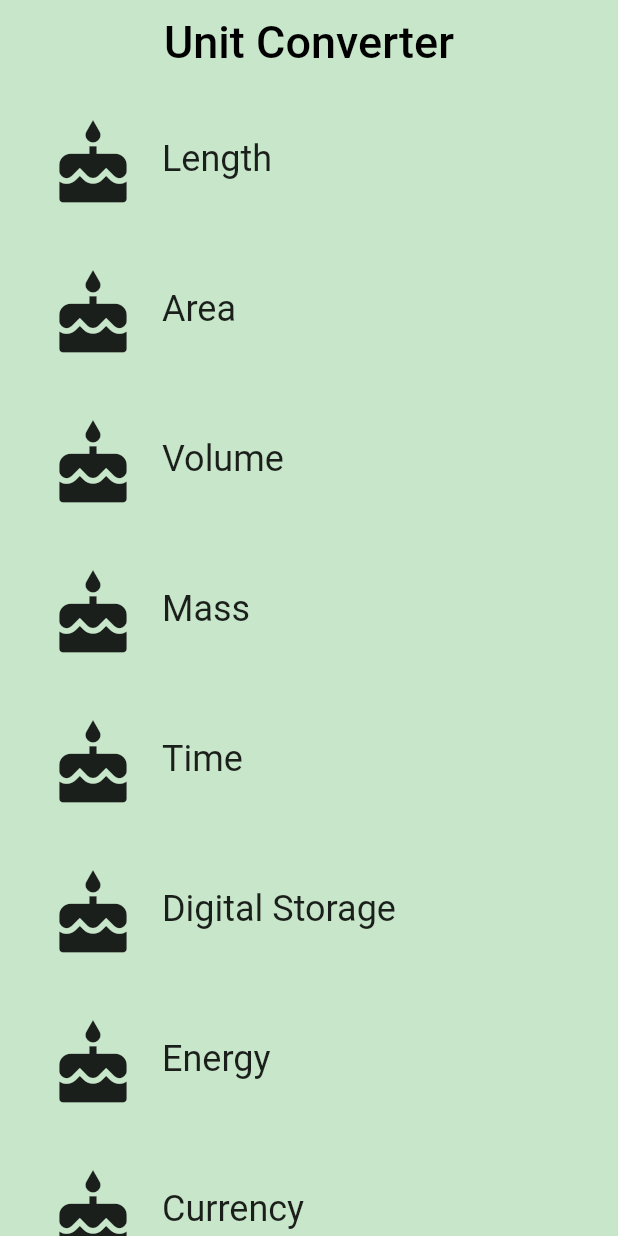
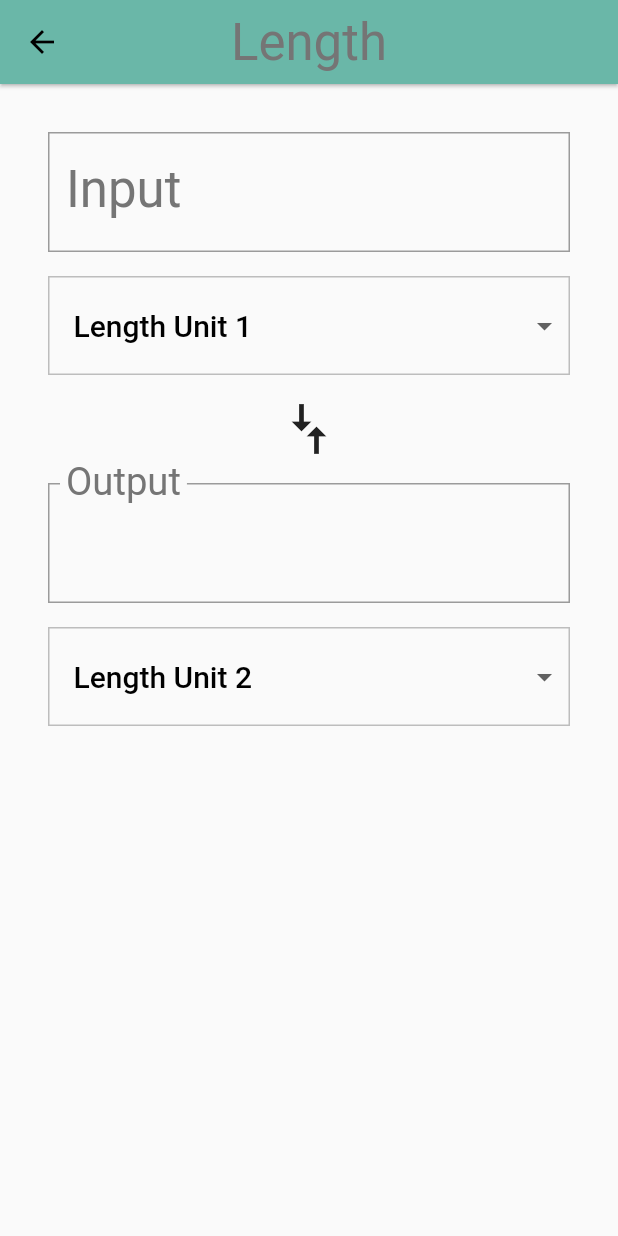
Before and after one commit to pmcarlos/unit_converter_flutter, a Flutter app: the screen it shows after launch, after a tap on "Length", on a phone screen of 412 x 824 dp. Run offline on Flutter 3.47's test engine with Material 2 defaults, Android fonts, the phone set to English and light mode, and no system bars.

Commit message:
Added covnersion input and output

```diff
--- a/lib/category.dart
+++ b/lib/category.dart
@@ -1,5 +1,8 @@
 import 'package:flutter/material.dart';
 import 'package:meta/meta.dart';
+
+import 'package:unit_converter_app/converter_screen.dart';
+import 'package:unit_converter_app/unit.dart';
 
 final _rowHeight = 100.0;
 final _borderRadius = BorderRadius.circular(_rowHeight / 2);
@@ -8,16 +11,39 @@ class Category extends StatelessWidget {
   final String name;
   final ColorSwatch color;
   final IconData iconLocation;
+  final List<Unit> units;
 
   const Category(
       {Key key,
       @required this.name,
       @required this.color,
-      @required this.iconLocation})
+      @required this.iconLocation,
+      @required this.units})
       : assert(name != null),
         assert(color != null),
         assert(iconLocation != null),
+        assert(units != null),
         super(key: key);
+
+  void _navigateToConverter(BuildContext context) {
+    print('$color, $name, $units');
+    Navigator.of(context)
+        .push(MaterialPageRoute<Null>(builder: (BuildContext context) {
+      return Scaffold(
+        appBar: AppBar(
+          elevation: 1.0,
+          title: Text(
+            name,
+            style: Theme.of(context).textTheme.display1,
+          ),
+          centerTitle: true,
+          backgroundColor: color,
+        ),
+        body: ConverterScreen(color: color, name: name, units: units),
+        resizeToAvoidBottomPadding: true,
+      );
+    }));
+  }
 
   @override
   Widget build(BuildContext context) {
@@ -27,11 +53,9 @@ class Category extends StatelessWidget {
         height: _rowHeight,
         child: InkWell(
           borderRadius: _borderRadius,
-          highlightColor: color,
-          splashColor: color,
-          onTap: () {
-            print('I was tapped');
-          },
+          highlightColor: color['highlight'],
+          splashColor: color['splash'],
+          onTap: () => _navigateToConverter(context),
           child: Padding(
             padding: EdgeInsets.all(8.0),
             child: Row(
--- a/lib/category_screen.dart
+++ b/lib/category_screen.dart
@@ -1,10 +1,20 @@
 import 'package:flutter/material.dart';
 import 'package:unit_converter_app/category.dart';
+import 'package:unit_converter_app/unit.dart';
 
 final _backgroundColor = Colors.green[100];
 
-class CategoryScreen extends StatelessWidget {
+class CategoryScreen extends StatefulWidget {
   const CategoryScreen();
+
+  @override
+  State<StatefulWidget> createState() {
+    return _CategoryScreenState();
+  }
+}
+
+class _CategoryScreenState extends State<CategoryScreen> {
+  final _categories = <Category>[];
 
   static const _categoryNames = <String>[
     'Length',
@@ -17,43 +27,75 @@ class CategoryScreen extends StatelessWidget {
     'Currency',
   ];
 
-  static const _baseColors = <Color>[
-    Colors.teal,
-    Colors.orange,
-    Colors.pinkAccent,
-    Colors.blueAccent,
-    Colors.yellow,
-    Colors.greenAccent,
-    Colors.purpleAccent,
-    Colors.red,
+  static const _baseColors = <ColorSwatch>[
+    ColorSwatch(0xFF6AB7A8, {
+      'highlight': Color(0xFF6AB7A8),
+      'splash': Color(0xFF0ABC9B),
+    }),
+    ColorSwatch(0xFFFFD28E, {
+      'highlight': Color(0xFFFFD28E),
+      'splash': Color(0xFFFFA41C),
+    }),
+    ColorSwatch(0xFFFFB7DE, {
+      'highlight': Color(0xFFFFB7DE),
+      'splash': Color(0xFFF94CBF),
+    }),
+    ColorSwatch(0xFF8899A8, {
+      'highlight': Color(0xFF8899A8),
+      'splash': Color(0xFFA9CAE8),
+    }),
+    ColorSwatch(0xFFEAD37E, {
+      'highlight': Color(0xFFEAD37E),
+      'splash': Color(0xFFFFE070),
+    }),
+    ColorSwatch(0xFF81A56F, {
+      'highlight': Color(0xFF81A56F),
+      'splash': Color(0xFF7CC159),
+    }),
+    ColorSwatch(0xFFD7C0E2, {
+      'highlight': Color(0xFFD7C0E2),
+      'splash': Color(0xFFCA90E5),
+    }),
+    ColorSwatch(0xFFCE9A9A, {
+      'highlight': Color(0xFFCE9A9A),
+      'splash': Color(0xFFF94D56),
+      'error': Color(0xFF912D2D),
+    }),
   ];
 
+  @override
+  void initState() {
+    super.initState();
+    for (var i = 0; i < _categoryNames.length; i++) {
+      _categories.add(Category(
+        color: _baseColors[i],
+        name: _categoryNames[i],
+        iconLocation: Icons.cake,
+        units: _retrieveUnitList(_categoryNames[i]),
+      ));
+    }
+  }
+
   Widget _buildCategoryWidgets(List<Widget> categories) {
-    print(categories);
     return ListView.builder(
       itemBuilder: (BuildContext context, int index) => categories[index],
       itemCount: categories.length,
     );
   }
 
+  List<Unit> _retrieveUnitList(String categoryName) {
+    return List.generate(10, (int i) {
+      i += 1;
+      return Unit(name: '$categoryName Unit $i', conversion: i.toDouble());
+    });
+  }
+
   @override
   Widget build(BuildContext context) {
-    print('build');
-    final categories = <Category>[];
-
-    for (var i = 0; i < _categoryNames.length; i++) {
-      print(i);
-      categories.add(Category(
-        color: _baseColors[i],
-        name: _categoryNames[i],
-        iconLocation: Icons.cake,
-      ));
-    }
-
     final listView = Container(
       color: _backgroundColor,
       padding: EdgeInsets.symmetric(horizontal: 8.0),
-      child: _buildCategoryWidgets(categories),
+      child: _buildCategoryWidgets(_categories),
     );
 
     final appBar = AppBar(
--- /dev/null
+++ b/lib/converter_screen.dart
@@ -0,0 +1,213 @@
+import 'package:flutter/material.dart';
+import 'package:meta/meta.dart';
+
+import 'package:unit_converter_app/unit.dart';
+
+const _padding = EdgeInsets.all(16.0);
+
+class ConverterScreen extends StatefulWidget {
+  final String name;
+  final Color color;
+  final List<Unit> units;
+
+  ConverterScreen(
+      {@required this.name, @required this.color, @required this.units})
+      : assert(name != null),
+        assert(color != null),
+        assert(units != null);
+  @override
+  State<StatefulWidget> createState() {
+    return _ConverterScreenState();
+  }
+}
+
+class _ConverterScreenState extends State<ConverterScreen> {
+  Unit _fromValue;
+  Unit _toValue;
+  double _inputValue;
+  String _convertedValue = '';
+  List<DropdownMenuItem> _unitMenuItems;
+  bool _showValidationErrors = false;
+
+  @override
+  void initState() {
+    super.initState();
+    _createDropdownMenuItems();
+    _setDefaults();
+  }
+
+  void _createDropdownMenuItems() {
+    var newItems = <DropdownMenuItem>[];
+    for (var unit in widget.units) {
+      newItems.add(DropdownMenuItem(
+        value: unit.name,
+        child: Container(
+          child: Text(
+            unit.name,
+            softWrap: true,
+          ),
+        ),
+      ));
+    }
+    setState(() {
+      _unitMenuItems = newItems;
+    });
+  }
+
+  void _setDefaults() {
+    setState(() {
+      _fromValue = widget.units[0];
+      _toValue = widget.units[1];
+    });
+  }
+
+  String _format(double conversion) {
+    var outputNum = conversion.toStringAsPrecision(7);
+    if (outputNum.contains('.') && outputNum.endsWith('0')) {
+      var i = outputNum.length - 1;
+      while (outputNum[i] == '0') {
+        i -= 1;
+      }
+      return outputNum.substring(0, i + 1);
+    }
+    if (outputNum.endsWith('0')) {
+      return outputNum.substring(0, outputNum.length - 1);
+    }
+    return outputNum;
+  }
+
+  void _updateConversion() {
+    setState(() {
+      _convertedValue =
+          _format(_inputValue * (_toValue.conversion / _fromValue.conversion));
+    });
+  }
+
+  void _updateInputValue(String input) {
+    setState(() {
+      if (input == null || input.isEmpty) {
+        _convertedValue = '';
+      } else {
+        try {
+          final inputDouble = double.parse(input);
+          _showValidationErrors = false;
+          _inputValue = inputDouble;
+          _updateConversion();
+        } on Exception catch (e) {
+          print('Error: $e');
+          _showValidationErrors = true;
+        }
+      }
+    });
+  }
+
+  Unit _getUnit(String unitName) {
+    return widget.units.firstWhere(
+      (Unit unit) {
+        return unit.name == unitName;
+      },
+      orElse: null,
+    );
+  }
+
+  void _updateFromConversion(dynamic unitName) {
+    setState(() {
+      _fromValue = _getUnit(unitName);
+    });
+    if (_inputValue != null) {
+      _updateConversion();
+    }
+  }
+
+  void _updateToConversion(dynamic unitName) {
+    setState(() {
+      _toValue = _getUnit(unitName);
+    });
+    if (_inputValue != null) {
+      _updateConversion();
+    }
+  }
+
+  Widget _createDropdown(String currentValue, ValueChanged<dynamic> onChanged) {
+    return Container(
+      margin: EdgeInsets.only(top: 16),
+      decoration: BoxDecoration(
+          color: Colors.grey[50],
+          border: Border.all(color: Colors.grey[400], width: 1.0)),
+      padding: EdgeInsets.symmetric(vertical: 8.0),
+      child: Theme(
+        data: Theme.of(context).copyWith(canvasColor: Colors.grey[50]),
+        child: DropdownButtonHideUnderline(
+          child: ButtonTheme(
+            alignedDropdown: true,
+            child: DropdownButton(
+              value: currentValue,
+              items: _unitMenuItems,
+              onChanged: onChanged,
+              style: Theme.of(context).textTheme.title,
+            ),
+          ),
+        ),
+      ),
+    );
+  }
+
+  @override
+  Widget build(BuildContext context) {
+    final input = Padding(
+      padding: _padding,
+      child: Column(
+        crossAxisAlignment: CrossAxisAlignment.stretch,
+        children: <Widget>[
+          TextField(
+            style: Theme.of(context).textTheme.display1,
+            decoration: InputDecoration(
+                labelStyle: Theme.of(context).textTheme.display1,
+                errorText:
+                    _showValidationErrors ? 'Invalid input entered' : null,
+                labelText: 'Input',
+                border: OutlineInputBorder(
+                    borderRadius: BorderRadius.circular(0.0))),
+            keyboardType: TextInputType.number,
+            onChanged: _updateInputValue,
+          ),
+          _createDropdown(_fromValue.name, _updateFromConversion)
+        ],
+      ),
+    );
+
+    final arrows = RotatedBox(
+      quarterTurns: 1,
+      child: Icon(Icons.compare_arrows, size: 40.0),
+    );
+
+    final output = Padding(
+      padding: _padding,
+      child: Column(
+        crossAxisAlignment: CrossAxisAlignment.stretch,
+        children: <Widget>[
+          InputDecorator(
+            child: Text(_convertedValue,
+                style: Theme.of(context).textTheme.display1),
+            decoration: InputDecoration(
+                labelText: 'Output',
+                labelStyle: Theme.of(context).textTheme.display1,
+                border: OutlineInputBorder(
+                    borderRadius: BorderRadius.circular(0.0))),
+          ),
+          _createDropdown(_toValue.name, _updateToConversion)
+        ],
+      ),
+    );
+
+    final converter = Column(
+      crossAxisAlignment: CrossAxisAlignment.stretch,
+      children: <Widget>[input, arrows, output],
+    );
+
+    return Padding(
+      padding: _padding,
+      child: converter,
+    );
+  }
+}
--- a/lib/main.dart
+++ b/lib/main.dart
@@ -9,6 +9,12 @@ class UnitConverterApp extends StatelessWidget {
     return MaterialApp(
         debugShowCheckedModeBanner: false,
         title: 'Unit Converter',
+        theme: ThemeData(
+            textTheme: Theme.of(context)
+                .textTheme
+                .apply(bodyColor: Colors.black, displayColor: Colors.grey[600]),
+            primaryColor: Colors.grey[500],
+            textSelectionHandleColor: Colors.green[500]),
         home: CategoryScreen());
   }
 }
--- /dev/null
+++ b/lib/unit.dart
@@ -0,0 +1,16 @@
+import 'package:meta/meta.dart';
+
+class Unit {
+  final String name;
+  final double conversion;
+
+  const Unit({@required this.name, @required this.conversion})
+      : assert(name != null),
+        assert(conversion != null);
+
+  Unit.fromJson(Map jsonMap)
+      : assert(jsonMap['name'] != null),
+        assert(jsonMap['conversion'] != null),
+        name = jsonMap['name'],
+        conversion = jsonMap['conversion'];
+}
```
Also changed, not shown: lib/category_tile.dart (added), 1 other file.
